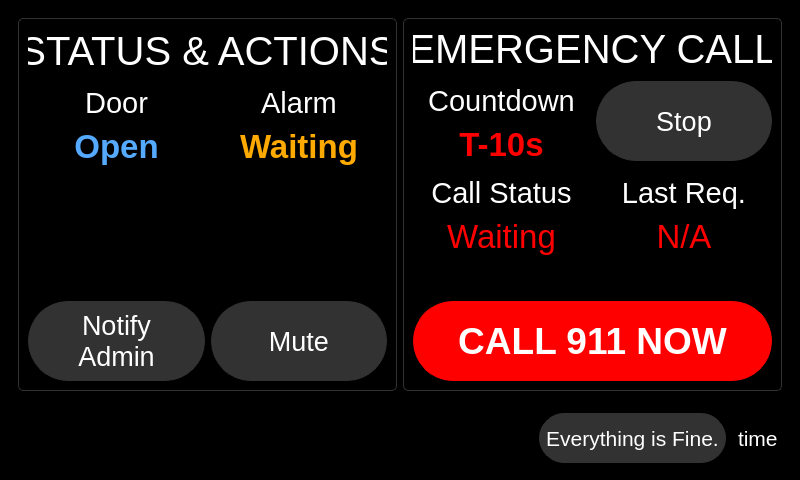
Above: qt_design/main_window.ui from zyl120/Naloxone_Safety_Kit before the change. Below: the same form after it.
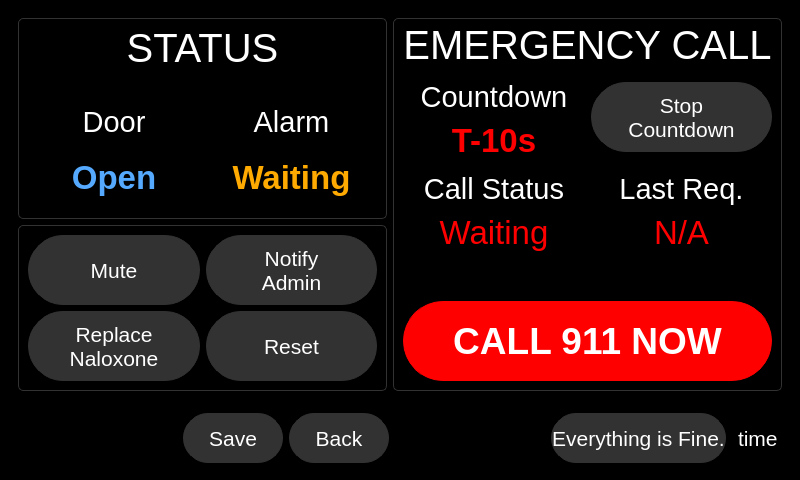
That is the form after the change. The open tabs and pages were chosen to show the change. Icons and pictures are not drawn.

Commit message: door open ui

The edit to the form file:
```diff
--- a/qt_design/main_window.ui
+++ b/qt_design/main_window.ui
@@ -4677,9 +4677,9 @@
        </layout>
       </widget>
       <widget class="QWidget" name="doorOpenPage">
-       <layout class="QGridLayout" name="gridLayout_7" rowstretch="0,0,0" columnstretch="1,1">
-        <item row="2" column="0">
-         <widget class="QFrame" name="doorOpenFrame">
+       <layout class="QGridLayout" name="gridLayout_7" rowstretch="0,0" columnstretch="1,1">
+        <item row="1" column="0">
+         <widget class="QFrame" name="alarmFrame">
           <property name="styleSheet">
            <string notr="true">.QFrame{border-radius: 5px;border-color:rgb(50,50,50);border-width: 1px;border-style: solid;}</string>
           </property>
@@ -4695,69 +4695,141 @@
           <property name="midLineWidth">
            <number>0</number>
           </property>
-          <layout class="QGridLayout" name="gridLayout_12" rowstretch="0,0,0,0,0" columnstretch="1,1">
-           <item row="1" column="0">
-            <widget class="QLabel" name="label_12">
-             <property name="minimumSize">
-              <size>
-               <width>0</width>
-               <height>40</height>
-              </size>
-             </property>
-             <property name="maximumSize">
-              <size>
-               <width>16777215</width>
-               <height>16777215</height>
-              </size>
-             </property>
-             <property name="font">
-              <font>
-               <pointsize>22</pointsize>
-              </font>
-             </property>
-             <property name="styleSheet">
-              <string notr="true">color:white;border-width: 0px;</string>
-             </property>
-             <property name="text">
-              <string>Door</string>
-             </property>
-             <property name="alignment">
-              <set>Qt::AlignBottom|Qt::AlignHCenter</set>
-             </property>
-            </widget>
-           </item>
-           <item row="2" column="1">
-            <widget class="QLabel" name="alarmStatusLabel">
-             <property name="minimumSize">
-              <size>
-               <width>0</width>
-               <height>40</height>
-              </size>
-             </property>
-             <property name="maximumSize">
-              <size>
-               <width>16777215</width>
-               <height>16777215</height>
-              </size>
-             </property>
-             <property name="font">
-              <font>
-               <pointsize>25</pointsize>
-               <bold>true</bold>
-              </font>
-             </property>
-             <property name="styleSheet">
-              <string notr="true">color: rgb(255, 170, 0);</string>
-             </property>
-             <property name="text">
-              <string>Waiting</string>
-             </property>
-             <property name="alignment">
-              <set>Qt::AlignCenter</set>
-             </property>
-            </widget>
-           </item>
+          <layout class="QGridLayout" name="gridLayout_13">
            <item row="4" column="0">
+            <widget class="QPushButton" name="replace_naloxone_button_2">
+             <property name="sizePolicy">
+              <sizepolicy hsizetype="Preferred" vsizetype="Preferred">
+               <horstretch>0</horstretch>
+               <verstretch>0</verstretch>
+              </sizepolicy>
+             </property>
+             <property name="minimumSize">
+              <size>
+               <width>0</width>
+               <height>70</height>
+              </size>
+             </property>
+             <property name="maximumSize">
+              <size>
+               <width>16777215</width>
+               <height>70</height>
+              </size>
+             </property>
+             <property name="font">
+              <font>
+               <pointsize>16</pointsize>
+               <bold>false</bold>
+              </font>
+             </property>
+             <property name="styleSheet">
+              <string notr="true">color:white;border-radius: 35px;background-color:rgb(50,50,50);border-color:rgb(50,50,50);border-width: 1px;border-style: solid;</string>
+             </property>
+             <property name="text">
+              <string>Replace
+Naloxone</string>
+             </property>
+             <property name="icon">
+              <iconset>
+               <normaloff>../main/res/system-reboot.svg</normaloff>../main/res/system-reboot.svg</iconset>
+             </property>
+             <property name="iconSize">
+              <size>
+               <width>32</width>
+               <height>32</height>
+              </size>
+             </property>
+            </widget>
+           </item>
+           <item row="4" column="1">
+            <widget class="QPushButton" name="doorOpenResetPushButton">
+             <property name="sizePolicy">
+              <sizepolicy hsizetype="Preferred" vsizetype="Preferred">
+               <horstretch>0</horstretch>
+               <verstretch>0</verstretch>
+              </sizepolicy>
+             </property>
+             <property name="minimumSize">
+              <size>
+               <width>0</width>
+               <height>70</height>
+              </size>
+             </property>
+             <property name="maximumSize">
+              <size>
+               <width>16777215</width>
+               <height>70</height>
+              </size>
+             </property>
+             <property name="font">
+              <font>
+               <pointsize>16</pointsize>
+               <bold>false</bold>
+              </font>
+             </property>
+             <property name="styleSheet">
+              <string notr="true">color:white;border-radius: 35px;background-color:rgb(50,50,50);border-color:rgb(50,50,50);border-width: 1px;border-style: solid;</string>
+             </property>
+             <property name="text">
+              <string>Reset</string>
+             </property>
+             <property name="icon">
+              <iconset>
+               <normaloff>../main/res/edit-reset.svg</normaloff>../main/res/edit-reset.svg</iconset>
+             </property>
+             <property name="iconSize">
+              <size>
+               <width>32</width>
+               <height>32</height>
+              </size>
+             </property>
+            </widget>
+           </item>
+           <item row="3" column="0">
+            <widget class="QPushButton" name="alarmMutePushButton">
+             <property name="sizePolicy">
+              <sizepolicy hsizetype="Preferred" vsizetype="Preferred">
+               <horstretch>0</horstretch>
+               <verstretch>0</verstretch>
+              </sizepolicy>
+             </property>
+             <property name="minimumSize">
+              <size>
+               <width>0</width>
+               <height>70</height>
+              </size>
+             </property>
+             <property name="maximumSize">
+              <size>
+               <width>16777215</width>
+               <height>70</height>
+              </size>
+             </property>
+             <property name="font">
+              <font>
+               <pointsize>16</pointsize>
+               <bold>false</bold>
+              </font>
+             </property>
+             <property name="styleSheet">
+              <string notr="true">color:white;border-radius: 35px;background-color:rgb(50,50,50);border-color:rgb(50,50,50);border-width: 1px;border-style: solid;</string>
+             </property>
+             <property name="text">
+              <string>Mute</string>
+             </property>
+             <property name="icon">
+              <iconset>
+               <normaloff>../main/res/media-playback-stop.svg</normaloff>../main/res/media-playback-stop.svg</iconset>
+             </property>
+             <property name="iconSize">
+              <size>
+               <width>32</width>
+               <height>32</height>
+              </size>
+             </property>
+            </widget>
+           </item>
+           <item row="3" column="1">
             <widget class="QPushButton" name="notify_admin_button_2">
              <property name="sizePolicy">
               <sizepolicy hsizetype="Preferred" vsizetype="Preferred">
@@ -4768,23 +4840,23 @@
              <property name="minimumSize">
               <size>
                <width>0</width>
-               <height>80</height>
+               <height>70</height>
               </size>
              </property>
              <property name="maximumSize">
               <size>
                <width>16777215</width>
-               <height>80</height>
+               <height>70</height>
               </size>
              </property>
              <property name="font">
               <font>
-               <pointsize>20</pointsize>
+               <pointsize>16</pointsize>
                <bold>false</bold>
               </font>
              </property>
              <property name="styleSheet">
-              <string notr="true">color:white;border-radius: 40px;background-color:rgb(50,50,50);border-color:rgb(50,50,50);border-width: 1px;border-style: solid;</string>
+              <string notr="true">color:white;border-radius: 35px;background-color:rgb(50,50,50);border-color:rgb(50,50,50);border-width: 1px;border-style: solid;</string>
              </property>
              <property name="text">
               <string>Notify
@@ -4805,152 +4877,10 @@
              </property>
             </widget>
            </item>
-           <item row="0" column="0" colspan="2">
-            <widget class="QLabel" name="label_28">
-             <property name="minimumSize">
-              <size>
-               <width>0</width>
-               <height>40</height>
-              </size>
-             </property>
-             <property name="font">
-              <font>
-               <pointsize>30</pointsize>
-              </font>
-             </property>
-             <property name="styleSheet">
-              <string notr="true">color:white;border-width: 0px;</string>
-             </property>
-             <property name="text">
-              <string>STATUS &amp; ACTIONS</string>
-             </property>
-             <property name="alignment">
-              <set>Qt::AlignCenter</set>
-             </property>
-            </widget>
-           </item>
-           <item row="2" column="0">
-            <widget class="QLabel" name="doorOpenLabel">
-             <property name="minimumSize">
-              <size>
-               <width>0</width>
-               <height>40</height>
-              </size>
-             </property>
-             <property name="maximumSize">
-              <size>
-               <width>16777215</width>
-               <height>16777215</height>
-              </size>
-             </property>
-             <property name="font">
-              <font>
-               <pointsize>25</pointsize>
-               <bold>true</bold>
-              </font>
-             </property>
-             <property name="styleSheet">
-              <string notr="true">color:rgb(85, 170, 255);</string>
-             </property>
-             <property name="text">
-              <string>Open</string>
-             </property>
-             <property name="alignment">
-              <set>Qt::AlignCenter</set>
-             </property>
-            </widget>
-           </item>
-           <item row="1" column="1">
-            <widget class="QLabel" name="label_6">
-             <property name="minimumSize">
-              <size>
-               <width>0</width>
-               <height>40</height>
-              </size>
-             </property>
-             <property name="maximumSize">
-              <size>
-               <width>16777215</width>
-               <height>16777215</height>
-              </size>
-             </property>
-             <property name="font">
-              <font>
-               <pointsize>22</pointsize>
-              </font>
-             </property>
-             <property name="styleSheet">
-              <string notr="true">color:white;border-width: 0px;</string>
-             </property>
-             <property name="text">
-              <string>Alarm</string>
-             </property>
-             <property name="alignment">
-              <set>Qt::AlignBottom|Qt::AlignHCenter</set>
-             </property>
-            </widget>
-           </item>
-           <item row="4" column="1">
-            <widget class="QPushButton" name="alarmMutePushButton">
-             <property name="sizePolicy">
-              <sizepolicy hsizetype="Preferred" vsizetype="Preferred">
-               <horstretch>0</horstretch>
-               <verstretch>0</verstretch>
-              </sizepolicy>
-             </property>
-             <property name="minimumSize">
-              <size>
-               <width>0</width>
-               <height>80</height>
-              </size>
-             </property>
-             <property name="maximumSize">
-              <size>
-               <width>16777215</width>
-               <height>80</height>
-              </size>
-             </property>
-             <property name="font">
-              <font>
-               <pointsize>20</pointsize>
-               <bold>false</bold>
-              </font>
-             </property>
-             <property name="styleSheet">
-              <string notr="true">color:white;border-radius: 40px;background-color:rgb(50,50,50);border-color:rgb(50,50,50);border-width: 1px;border-style: solid;</string>
-             </property>
-             <property name="text">
-              <string>Mute</string>
-             </property>
-             <property name="icon">
-              <iconset>
-               <normaloff>../main/res/media-playback-stop.svg</normaloff>../main/res/media-playback-stop.svg</iconset>
-             </property>
-             <property name="iconSize">
-              <size>
-               <width>32</width>
-               <height>32</height>
-              </size>
-             </property>
-            </widget>
-           </item>
-           <item row="3" column="0" colspan="2">
-            <spacer name="verticalSpacer_6">
-             <property name="orientation">
-              <enum>Qt::Vertical</enum>
-             </property>
-             <property name="sizeHint" stdset="0">
-              <size>
-               <width>20</width>
-               <height>40</height>
-              </size>
-             </property>
-            </spacer>
-           </item>
           </layout>
          </widget>
         </item>
-        <item row="2" column="1">
+        <item row="0" column="1" rowspan="2">
          <widget class="QFrame" name="emergencyCallFrame">
           <property name="styleSheet">
            <string notr="true">.QFrame{border-radius: 5px;border-color:rgb(50,50,50);border-width: 1px;border-style: solid;}</string>
@@ -4967,7 +4897,44 @@
           <property name="midLineWidth">
            <number>0</number>
           </property>
-          <layout class="QGridLayout" name="gridLayout_14" rowstretch="0,0,0,0,0,0,0,0,0" columnstretch="1,1">
+          <layout class="QGridLayout" name="gridLayout_14">
+           <item row="0" column="0" colspan="2">
+            <widget class="QLabel" name="doorLabel_3">
+             <property name="sizePolicy">
+              <sizepolicy hsizetype="Preferred" vsizetype="Fixed">
+               <horstretch>0</horstretch>
+               <verstretch>0</verstretch>
+              </sizepolicy>
+             </property>
+             <property name="minimumSize">
+              <size>
+               <width>0</width>
+               <height>40</height>
+              </size>
+             </property>
+             <property name="maximumSize">
+              <size>
+               <width>16777215</width>
+               <height>40</height>
+              </size>
+             </property>
+             <property name="font">
+              <font>
+               <pointsize>30</pointsize>
+               <bold>false</bold>
+              </font>
+             </property>
+             <property name="styleSheet">
+              <string notr="true">color:white;border-width: 0px;</string>
+             </property>
+             <property name="text">
+              <string>EMERGENCY CALL</string>
+             </property>
+             <property name="alignment">
+              <set>Qt::AlignBottom|Qt::AlignHCenter</set>
+             </property>
+            </widget>
+           </item>
            <item row="4" column="1">
             <layout class="QVBoxLayout" name="verticalLayout_27">
              <item>
@@ -5045,8 +5012,8 @@
              </item>
             </layout>
            </item>
-           <item row="7" column="0" colspan="2">
-            <widget class="QPushButton" name="call911NowPushButton">
+           <item row="2" column="1">
+            <widget class="QPushButton" name="stopCountdownPushButton">
              <property name="sizePolicy">
               <sizepolicy hsizetype="Preferred" vsizetype="Preferred">
                <horstretch>0</horstretch>
@@ -5056,27 +5023,27 @@
              <property name="minimumSize">
               <size>
                <width>0</width>
-               <height>80</height>
+               <height>70</height>
               </size>
              </property>
              <property name="maximumSize">
               <size>
                <width>16777215</width>
-               <height>80</height>
+               <height>70</height>
               </size>
              </property>
              <property name="font">
               <font>
-               <pointsize>28</pointsize>
-               <bold>true</bold>
+               <pointsize>16</pointsize>
+               <bold>false</bold>
               </font>
              </property>
              <property name="styleSheet">
-              <string notr="true">color: white; background-color: red; border-radius:40px;border-color:red;border-width: 1px;border-style: solid;
-</string>
+              <string notr="true">color:white;border-radius: 35px;background-color:rgb(50,50,50);border-color:rgb(50,50,50);border-width: 1px;border-style: solid;</string>
              </property>
              <property name="text">
-              <string>CALL 911 NOW</string>
+              <string>Stop
+Countdown</string>
              </property>
              <property name="icon">
               <iconset>
@@ -5090,42 +5057,82 @@
              </property>
             </widget>
            </item>
-           <item row="0" column="0" colspan="2">
-            <widget class="QLabel" name="doorLabel_3">
-             <property name="sizePolicy">
-              <sizepolicy hsizetype="Preferred" vsizetype="Preferred">
-               <horstretch>0</horstretch>
-               <verstretch>0</verstretch>
-              </sizepolicy>
-             </property>
-             <property name="minimumSize">
-              <size>
-               <width>0</width>
-               <height>40</height>
-              </size>
-             </property>
-             <property name="maximumSize">
-              <size>
-               <width>16777215</width>
-               <height>16777215</height>
-              </size>
-             </property>
-             <property name="font">
-              <font>
-               <pointsize>30</pointsize>
-               <bold>false</bold>
-              </font>
-             </property>
-             <property name="styleSheet">
-              <string notr="true">color:white;border-width: 0px;</string>
-             </property>
-             <property name="text">
-              <string>EMERGENCY CALL</string>
-             </property>
-             <property name="alignment">
-              <set>Qt::AlignBottom|Qt::AlignHCenter</set>
-             </property>
-            </widget>
+           <item row="4" column="0">
+            <layout class="QVBoxLayout" name="verticalLayout_24">
+             <item>
+              <widget class="QLabel" name="label">
+               <property name="sizePolicy">
+                <sizepolicy hsizetype="Preferred" vsizetype="Preferred">
+                 <horstretch>0</horstretch>
+                 <verstretch>0</verstretch>
+                </sizepolicy>
+               </property>
+               <property name="minimumSize">
+                <size>
+                 <width>0</width>
+                 <height>40</height>
+                </size>
+               </property>
+               <property name="maximumSize">
+                <size>
+                 <width>16777215</width>
+                 <height>16777215</height>
+                </size>
+               </property>
+               <property name="font">
+                <font>
+                 <pointsize>22</pointsize>
+                </font>
+               </property>
+               <property name="styleSheet">
+                <string notr="true">color:white;border-width: 0px;</string>
+               </property>
+               <property name="text">
+                <string>Call Status</string>
+               </property>
+               <property name="alignment">
+                <set>Qt::AlignBottom|Qt::AlignHCenter</set>
+               </property>
+              </widget>
+             </item>
+             <item>
+              <widget class="QLabel" name="emergencyCallStatusLabel">
+               <property name="sizePolicy">
+                <sizepolicy hsizetype="Preferred" vsizetype="Preferred">
+                 <horstretch>0</horstretch>
+                 <verstretch>0</verstretch>
+                </sizepolicy>
+               </property>
+               <property name="minimumSize">
+                <size>
+                 <width>0</width>
+                 <height>40</height>
+                </size>
+               </property>
+               <property name="maximumSize">
+                <size>
+                 <width>16777215</width>
+                 <height>16777215</height>
+                </size>
+               </property>
+               <property name="font">
+                <font>
+                 <pointsize>25</pointsize>
+                 <bold>false</bold>
+                </font>
+               </property>
+               <property name="styleSheet">
+                <string notr="true">color:red;</string>
+               </property>
+               <property name="text">
+                <string>Waiting</string>
+               </property>
+               <property name="alignment">
+                <set>Qt::AlignCenter</set>
+               </property>
+              </widget>
+             </item>
+            </layout>
            </item>
            <item row="2" column="0">
             <layout class="QVBoxLayout" name="verticalLayout_46">
@@ -5199,128 +5206,7 @@
              </item>
             </layout>
            </item>
-           <item row="4" column="0">
-            <layout class="QVBoxLayout" name="verticalLayout_24">
-             <item>
-              <widget class="QLabel" name="label">
-               <property name="sizePolicy">
-                <sizepolicy hsizetype="Preferred" vsizetype="Preferred">
-                 <horstretch>0</horstretch>
-                 <verstretch>0</verstretch>
-                </sizepolicy>
-               </property>
-               <property name="minimumSize">
-                <size>
-                 <width>0</width>
-                 <height>40</height>
-                </size>
-               </property>
-               <property name="maximumSize">
-                <size>
-                 <width>16777215</width>
-                 <height>16777215</height>
-                </size>
-               </property>
-               <property name="font">
-                <font>
-                 <pointsize>22</pointsize>
-                </font>
-               </property>
-               <property name="styleSheet">
-                <string notr="true">color:white;border-width: 0px;</string>
-               </property>
-               <property name="text">
-                <string>Call Status</string>
-               </property>
-               <property name="alignment">
-                <set>Qt::AlignBottom|Qt::AlignHCenter</set>
-               </property>
-              </widget>
-             </item>
-             <item>
-              <widget class="QLabel" name="emergencyCallStatusLabel">
-               <property name="sizePolicy">
-                <sizepolicy hsizetype="Preferred" vsizetype="Preferred">
-                 <horstretch>0</horstretch>
-                 <verstretch>0</verstretch>
-                </sizepolicy>
-               </property>
-               <property name="minimumSize">
-                <size>
-                 <width>0</width>
-                 <height>40</height>
-                </size>
-               </property>
-               <property name="maximumSize">
-                <size>
-                 <width>16777215</width>
-                 <height>16777215</height>
-                </size>
-               </property>
-               <property name="font">
-                <font>
-                 <pointsize>25</pointsize>
-                 <bold>false</bold>
-                </font>
-               </property>
-               <property name="styleSheet">
-                <string notr="true">color:red;</string>
-               </property>
-               <property name="text">
-                <string>Waiting</string>
-               </property>
-               <property name="alignment">
-                <set>Qt::AlignCenter</set>
-               </property>
-              </widget>
-             </item>
-            </layout>
-           </item>
-           <item row="2" column="1">
-            <widget class="QPushButton" name="stopCountdownPushButton">
-             <property name="sizePolicy">
-              <sizepolicy hsizetype="Preferred" vsizetype="Preferred">
-               <horstretch>0</horstretch>
-               <verstretch>0</verstretch>
-              </sizepolicy>
-             </property>
-             <property name="minimumSize">
-              <size>
-               <width>0</width>
-               <height>80</height>
-              </size>
-             </property>
-             <property name="maximumSize">
-              <size>
-               <width>16777215</width>
-               <height>80</height>
-              </size>
-             </property>
-             <property name="font">
-              <font>
-               <pointsize>20</pointsize>
-               <bold>false</bold>
-              </font>
-             </property>
-             <property name="styleSheet">
-              <string notr="true">color:white;border-radius: 40px;background-color:rgb(50,50,50);border-color:rgb(50,50,50);border-width: 1px;border-style: solid;</string>
-             </property>
-             <property name="text">
-              <string>Stop</string>
-             </property>
-             <property name="icon">
-              <iconset>
-               <normaloff>../main/res/media-playback-pause.svg</normaloff>../main/res/media-playback-pause.svg</iconset>
-             </property>
-             <property name="iconSize">
-              <size>
-               <width>32</width>
-               <height>32</height>
-              </size>
-             </property>
-            </widget>
-           </item>
-           <item row="6" column="0">
+           <item row="6" column="0" colspan="2">
             <spacer name="verticalSpacer_5">
              <property name="orientation">
               <enum>Qt::Vertical</enum>
@@ -5333,6 +5219,238 @@
              </property>
             </spacer>
            </item>
+           <item row="7" column="0" colspan="2">
+            <widget class="QPushButton" name="call911NowPushButton">
+             <property name="sizePolicy">
+              <sizepolicy hsizetype="Preferred" vsizetype="Preferred">
+               <horstretch>0</horstretch>
+               <verstretch>0</verstretch>
+              </sizepolicy>
+             </property>
+             <property name="minimumSize">
+              <size>
+               <width>0</width>
+               <height>80</height>
+              </size>
+             </property>
+             <property name="maximumSize">
+              <size>
+               <width>16777215</width>
+               <height>80</height>
+              </size>
+             </property>
+             <property name="font">
+              <font>
+               <pointsize>28</pointsize>
+               <bold>true</bold>
+              </font>
+             </property>
+             <property name="styleSheet">
+              <string notr="true">color: white; background-color: red; border-radius:40px;border-color:red;border-width: 1px;border-style: solid;
+</string>
+             </property>
+             <property name="text">
+              <string>CALL 911 NOW</string>
+             </property>
+             <property name="icon">
+              <iconset>
+               <normaloff>../main/res/call-outgoing.svg</normaloff>../main/res/call-outgoing.svg</iconset>
+             </property>
+             <property name="iconSize">
+              <size>
+               <width>32</width>
+               <height>32</height>
+              </size>
+             </property>
+            </widget>
+           </item>
+          </layout>
+         </widget>
+        </item>
+        <item row="0" column="0">
+         <widget class="QFrame" name="doorOpenFrame">
+          <property name="styleSheet">
+           <string notr="true">.QFrame{border-radius: 5px;border-color:rgb(50,50,50);border-width: 1px;border-style: solid;}</string>
+          </property>
+          <property name="frameShape">
+           <enum>QFrame::StyledPanel</enum>
+          </property>
+          <property name="frameShadow">
+           <enum>QFrame::Raised</enum>
+          </property>
+          <property name="lineWidth">
+           <number>3</number>
+          </property>
+          <property name="midLineWidth">
+           <number>0</number>
+          </property>
+          <layout class="QGridLayout" name="gridLayout_12" rowstretch="1,1,0,0" columnstretch="1,1">
+           <item row="0" column="0" colspan="2">
+            <widget class="QLabel" name="label_28">
+             <property name="sizePolicy">
+              <sizepolicy hsizetype="Preferred" vsizetype="Fixed">
+               <horstretch>0</horstretch>
+               <verstretch>0</verstretch>
+              </sizepolicy>
+             </property>
+             <property name="minimumSize">
+              <size>
+               <width>0</width>
+               <height>40</height>
+              </size>
+             </property>
+             <property name="maximumSize">
+              <size>
+               <width>16777215</width>
+               <height>40</height>
+              </size>
+             </property>
+             <property name="font">
+              <font>
+               <pointsize>30</pointsize>
+              </font>
+             </property>
+             <property name="styleSheet">
+              <string notr="true">color:white;border-width: 0px;</string>
+             </property>
+             <property name="text">
+              <string>STATUS</string>
+             </property>
+             <property name="alignment">
+              <set>Qt::AlignCenter</set>
+             </property>
+            </widget>
+           </item>
+           <item row="1" column="0">
+            <layout class="QVBoxLayout" name="verticalLayout_25">
+             <item>
+              <widget class="QLabel" name="label_12">
+               <property name="minimumSize">
+                <size>
+                 <width>0</width>
+                 <height>0</height>
+                </size>
+               </property>
+               <property name="maximumSize">
+                <size>
+                 <width>16777215</width>
+                 <height>16777215</height>
+                </size>
+               </property>
+               <property name="font">
+                <font>
+                 <pointsize>22</pointsize>
+                </font>
+               </property>
+               <property name="styleSheet">
+                <string notr="true">color:white;border-width: 0px;</string>
+               </property>
+               <property name="text">
+                <string>Door</string>
+               </property>
+               <property name="alignment">
+                <set>Qt::AlignBottom|Qt::AlignHCenter</set>
+               </property>
+              </widget>
+             </item>
+             <item>
+              <widget class="QLabel" name="doorOpenLabel">
+               <property name="minimumSize">
+                <size>
+                 <width>0</width>
+                 <height>0</height>
+                </size>
+               </property>
+               <property name="maximumSize">
+                <size>
+                 <width>16777215</width>
+                 <height>16777215</height>
+                </size>
+               </property>
+               <property name="font">
+                <font>
+                 <pointsize>25</pointsize>
+                 <bold>true</bold>
+                </font>
+               </property>
+               <property name="styleSheet">
+                <string notr="true">color:rgb(85, 170, 255);</string>
+               </property>
+               <property name="text">
+                <string>Open</string>
+               </property>
+               <property name="alignment">
+                <set>Qt::AlignCenter</set>
+               </property>
+              </widget>
+             </item>
+            </layout>
+           </item>
+           <item row="1" column="1">
+            <layout class="QVBoxLayout" name="verticalLayout_32">
+             <item>
+              <widget class="QLabel" name="label_6">
+               <property name="minimumSize">
+                <size>
+                 <width>0</width>
+                 <height>40</height>
+                </size>
+               </property>
+               <property name="maximumSize">
+                <size>
+                 <width>16777215</width>
+                 <height>16777215</height>
+                </size>
+               </property>
+               <property name="font">
+                <font>
+                 <pointsize>22</pointsize>
+                </font>
+               </property>
+               <property name="styleSheet">
+                <string notr="true">color:white;border-width: 0px;</string>
+               </property>
+               <property name="text">
+                <string>Alarm</string>
+               </property>
+               <property name="alignment">
+                <set>Qt::AlignBottom|Qt::AlignHCenter</set>
+               </property>
+              </widget>
+             </item>
+             <item>
+              <widget class="QLabel" name="alarmStatusLabel">
+               <property name="minimumSize">
+                <size>
+                 <width>0</width>
+                 <height>0</height>
+                </size>
+               </property>
+               <property name="maximumSize">
+                <size>
+                 <width>16777215</width>
+                 <height>16777215</height>
+                </size>
+               </property>
+               <property name="font">
+                <font>
+                 <pointsize>25</pointsize>
+                 <bold>true</bold>
+                </font>
+               </property>
+               <property name="styleSheet">
+                <string notr="true">color: rgb(255, 170, 0);</string>
+               </property>
+               <property name="text">
+                <string>Waiting</string>
+               </property>
+               <property name="alignment">
+                <set>Qt::AlignCenter</set>
+               </property>
+              </widget>
+             </item>
+            </layout>
+           </item>
           </layout>
          </widget>
         </item>
@@ -5535,50 +5653,6 @@
          </property>
         </widget>
        </item>
-       <item>
-        <widget class="QPushButton" name="doorOpenResetPushButton">
-         <property name="sizePolicy">
-          <sizepolicy hsizetype="Fixed" vsizetype="Fixed">
-           <horstretch>0</horstretch>
-           <verstretch>0</verstretch>
-          </sizepolicy>
-         </property>
-         <property name="minimumSize">
-          <size>
-           <width>50</width>
-           <height>50</height>
-          </size>
-         </property>
-         <property name="maximumSize">
-          <size>
-           <width>50</width>
-           <height>50</height>
-          </size>
-         </property>
-         <property name="font">
-          <font>
-           <pointsize>16</pointsize>
-           <bold>false</bold>
-          </font>
-         </property>
-         <property name="styleSheet">
-          <string notr="true">QPushButton{color: white; border-color:black; border-radius:25px;border-width: 1px;border-style: solid;}</string>
-         </property>
-         <property name="text">
-          <string/>
-         </property>
-         <property name="icon">
-          <iconset>
-           <normaloff>../main/res/edit-reset.svg</normaloff>../main/res/edit-reset.svg</iconset>
-         </property>
-         <property name="iconSize">
-          <size>
-           <width>32</width>
-           <height>32</height>
-          </size>
-         </property>
-        </widget>
-       </item>
        <item>
         <widget class="QPushButton" name="saveToFilePushButton">
          <property name="sizePolicy">
@@ -5589,13 +5663,13 @@
          </property>
          <property name="minimumSize">
           <size>
-           <width>50</width>
+           <width>100</width>
            <height>50</height>
           </size>
          </property>
          <property name="maximumSize">
           <size>
-           <width>50</width>
+           <width>100</width>
            <height>50</height>
           </size>
          </property>
@@ -5606,10 +5680,10 @@
           </font>
          </property>
          <property name="styleSheet">
-          <string notr="true">QPushButton{color: white; border-color:black; border-radius:25px;border-width: 1px;border-style: solid;}</string>
+          <string notr="true">QPushButton:enabled{color: white; background-color: rgb(50,50,50); border-radius:25px;border-color: rgb(50,50,50);border-width: 1px;border-style: solid;}</string>
          </property>
          <property name="text">
-          <string/>
+          <string>Save</string>
          </property>
          <property name="icon">
           <iconset>
@@ -5633,13 +5707,13 @@
          </property>
          <property name="minimumSize">
           <size>
-           <width>50</width>
+           <width>100</width>
            <height>50</height>
           </size>
          </property>
          <property name="maximumSize">
           <size>
-           <width>50</width>
+           <width>100</width>
            <height>50</height>
           </size>
          </property>
@@ -5653,10 +5727,10 @@
           <bool>false</bool>
          </property>
          <property name="styleSheet">
-          <string notr="true">QPushButton{color: white; border-color:black; border-radius:25px;border-width: 1px;border-style: solid;}</string>
+          <string notr="true">QPushButton:enabled{color: white; background-color: rgb(50,50,50); border-radius:25px;border-color: rgb(50,50,50);border-width: 1px;border-style: solid;}</string>
          </property>
          <property name="text">
-          <string/>
+          <string>Back</string>
          </property>
          <property name="icon">
           <iconset>
```
Left out of the diff: 22 changed lines with no effect on the pictures. The commit also changes 2 other files.
